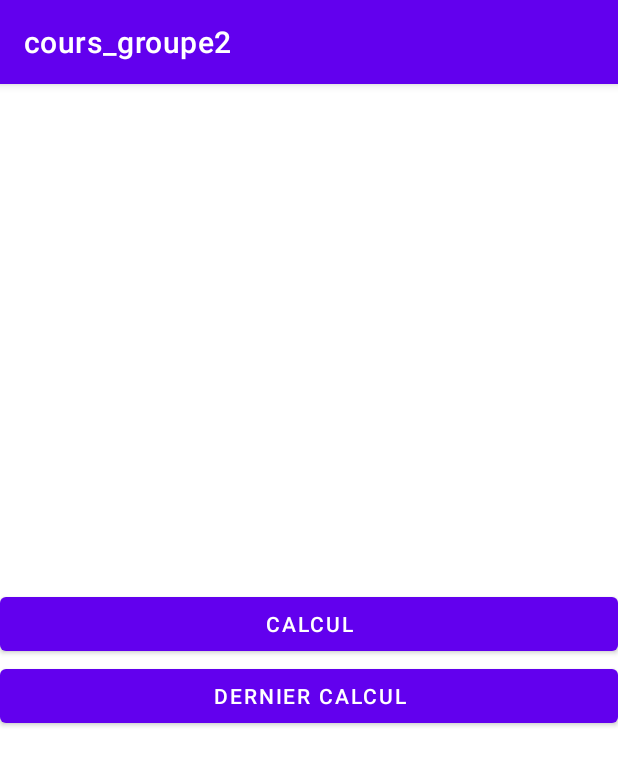
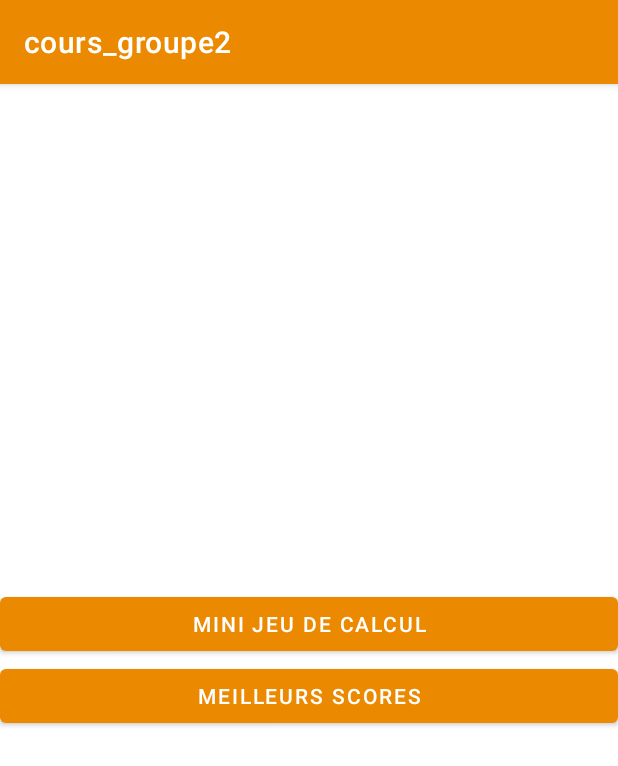
Before and after one commit to yeezhy/AppMobile, an Android app: the screen it shows after launch (MainActivity), on a phone screen of 412 x 824 dp. Shown: the top 766 px of the screen. Run offline under Robolectric (Android 15) with nearby library versions, the phone set to English and light mode, and no system bars.

Commit message:
Changements des boutons du menu + couleurs de l'app

```diff
--- a/app/src/main/res/values/colors.xml
+++ b/app/src/main/res/values/colors.xml
@@ -1,8 +1,8 @@
 <?xml version="1.0" encoding="utf-8"?>
 <resources>
     <color name="purple_200">#FFBB86FC</color>
-    <color name="purple_500">#FF6200EE</color>
-    <color name="purple_700">#FF3700B3</color>
+    <color name="purple_500">#eb8900</color>
+    <color name="purple_700">#eb8900</color>
     <color name="teal_200">#FF03DAC5</color>
     <color name="teal_700">#FF018786</color>
     <color name="black">#FF000000</color>
--- a/app/src/main/res/values/strings.xml
+++ b/app/src/main/res/values/strings.xml
@@ -1,7 +1,7 @@
 <resources>
     <string name="app_name" translatable="false">cours_groupe2</string>
-    <string name="text_bouton_calcul">Calcul</string>
-    <string name="text_bouton_dernier_calcul">Dernier Calcul</string>
+    <string name="text_bouton_calcul">Mini jeu de calcul</string>
+    <string name="text_bouton_dernier_calcul">Meilleurs scores</string>
     <string name="text_bouton_0" translatable="false">0</string>
     <string name="text_bouton_1" translatable="false">1</string>
     <string name="text_bouton_2" translatable="false">2</string>
```
